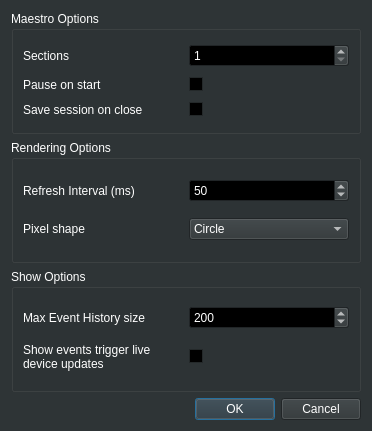
Before: the Qt Designer form src/dialog/preferencesdialog.ui in 8bitbuddhist/PixelMaestro-Studio, drawn with Qt 5.
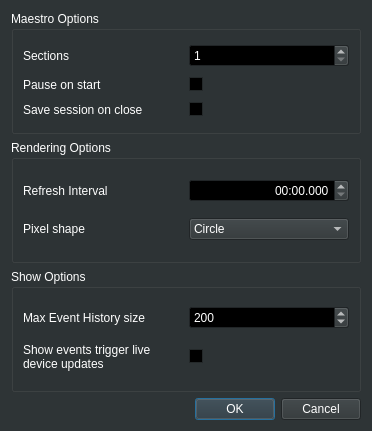
After: the same form once the commit is applied.

Commit message:
Changed time widgets to display time spans instead of milliseconds.
Added window icons.

Diff of the .ui file:
```diff
--- a/src/dialog/preferencesdialog.ui
+++ b/src/dialog/preferencesdialog.ui
@@ -495,23 +495,20 @@
       <item row="0" column="0">
        <widget class="QLabel" name="label_3">
         <property name="text">
-         <string>Refresh Interval (ms)</string>
+         <string>Refresh Interval</string>
         </property>
        </widget>
       </item>
       <item row="0" column="1">
-       <widget class="QSpinBox" name="refreshSpinBox">
-        <property name="toolTip">
-         <string>The interval between Maestro refreshes</string>
+       <widget class="QTimeEdit" name="refreshTimeEdit">
+        <property name="alignment">
+         <set>Qt::AlignRight|Qt::AlignTrailing|Qt::AlignVCenter</set>
         </property>
-        <property name="minimum">
-         <number>10</number>
+        <property name="currentSection">
+         <enum>QDateTimeEdit::MSecSection</enum>
         </property>
-        <property name="maximum">
-         <number>10000</number>
-        </property>
-        <property name="value">
-         <number>50</number>
+        <property name="displayFormat">
+         <string>mm:ss.zzz</string>
         </property>
        </widget>
       </item>
```
Left out of the diff: 4 changed lines with no effect on the pictures. The commit also changes 111 other files.
